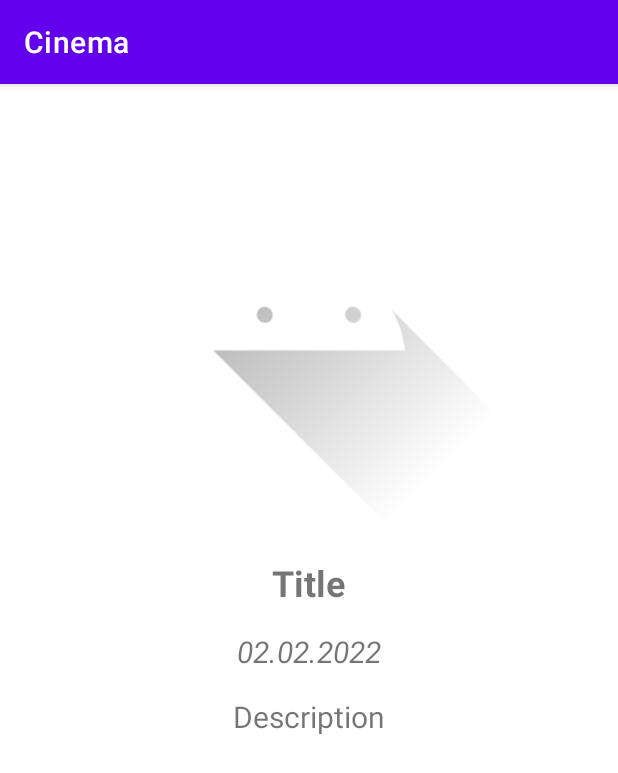
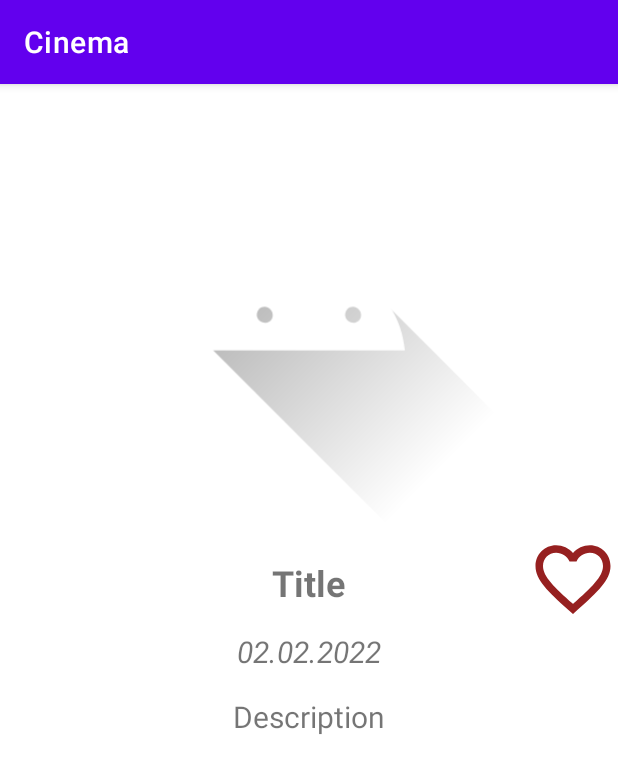
Before and after one commit to PuscasOleg/AndroidCinemaTest, an Android app: the fragment DetailFragment shown on its own in the app's theme, on a phone screen of 412 x 824 dp. Shown: the top 773 px of the screen. Run offline under Robolectric (Android 15) with nearby library versions, the phone set to English and light mode, and no system bars; network calls fail; pictures from the network do not load; 6 statements that could not run were skipped.

Commit message:
Start Cinema

```diff
--- a/app/src/main/java/com/example/cinema/Const.kt
+++ b/app/src/main/java/com/example/cinema/Const.kt
@@ -2,3 +2,4 @@ package com.example.cinema
 
 lateinit var  MAIN:MainActivity
 const val  BASE_Url="https://api.themoviedb.org/"
+const val  Image_URL="https://www.themoviedb.org/t/p/w600_and_h900_bestv2"
--- a/app/src/main/java/com/example/cinema/data/retrofit/API/ApiService.kt
+++ b/app/src/main/java/com/example/cinema/data/retrofit/API/ApiService.kt
@@ -2,10 +2,11 @@ package com.example.cinema.data.retrofit.API
 
 import com.bumptech.glide.load.engine.Resource
 import com.example.cinema.models.MoviesModel
+import retrofit2.Response
 import retrofit2.http.GET
 
 interface ApiService {
     @GET("3/movie/popular?api_key=3c40304a8b270b4e74ab11a81811c4f7&language=en-US&page=1")
-    suspend fun getPopularMovie():Resource<MoviesModel>
+    suspend fun getPopularMovie():Response<MoviesModel>
 
 }
--- a/app/src/main/java/com/example/cinema/models/MovieItemModel.kt
+++ b/app/src/main/java/com/example/cinema/models/MovieItemModel.kt
@@ -1,4 +1,6 @@
 package com.example.cinema.models
+
+import java.io.Serializable
 
 data class MovieItemModel(
     val adult: Boolean,
@@ -15,4 +17,4 @@ data class MovieItemModel(
     val video: Boolean,
     val vote_average: Double,
     val vote_count: Int
-)
+) : Serializable
--- a/app/src/main/java/com/example/cinema/models/MoviesModel.kt
+++ b/app/src/main/java/com/example/cinema/models/MoviesModel.kt
@@ -2,7 +2,7 @@ package com.example.cinema.models
 
 data class MoviesModel(
     val page: Int,
-    val movieItemModels: List<MovieItemModel>,
+    val results: List<MovieItemModel>,
     val total_pages: Int,
     val total_results: Int
 )
--- a/app/src/main/java/com/example/cinema/screens/detail/DetailFragment.kt
+++ b/app/src/main/java/com/example/cinema/screens/detail/DetailFragment.kt
@@ -5,19 +5,74 @@ import androidx.fragment.app.Fragment
 import android.view.LayoutInflater
 import android.view.View
 import android.view.ViewGroup
+import androidx.lifecycle.ViewModelProvider
+import androidx.recyclerview.widget.RecyclerView
+import com.bumptech.glide.Glide
+import com.example.cinema.Image_URL
+import com.example.cinema.MAIN
 import com.example.cinema.R
+import com.example.cinema.databinding.FragmentDetailBinding
+import com.example.cinema.databinding.FragmentHomePageBinding
+import com.example.cinema.models.MovieItemModel
+import com.example.cinema.screens.main.HomePageAdapter
+import com.example.cinema.screens.main.HomePageViewModel
 
 
 class DetailFragment : Fragment() {
 
 
+    private var mBinding: FragmentDetailBinding? = null
+    private val binding get() = mBinding!!
+    lateinit var currentMovie: MovieItemModel
+    private var isFavorite = false
+
     override fun onCreateView(
         inflater: LayoutInflater, container: ViewGroup?,
         savedInstanceState: Bundle?
-    ): View? {
+    ): View {
         // Inflate the layout for this fragment
-        return inflater.inflate(R.layout.fragment_detail, container, false)
+        mBinding = FragmentDetailBinding.inflate(layoutInflater, container, false)
+
+        currentMovie = arguments?.getSerializable("movie") as MovieItemModel //узнать
+        return binding.root
     }
 
 
+    override fun onViewCreated(view: View, savedInstanceState: Bundle?) {
+        super.onViewCreated(view, savedInstanceState)
+
+        init()
+
+    }
+
+    private fun init() {
+        val viewModel = ViewModelProvider(this).get(HomePageViewModel::class.java) //?
+
+        Glide.with(MAIN).load(Image_URL + currentMovie.poster_path).centerCrop()
+            .placeholder(R.drawable.ic_launcher_foreground).into(binding.imageDetail)
+
+        binding.movieTitle.text = currentMovie.title
+        binding.movieDate.text = currentMovie.release_date
+        binding.movieDesc.text = currentMovie.overview
+
+
+
+        binding.itemAddFavourite.setOnClickListener {
+            if (!isFavorite) {
+                binding.itemAddFavourite.setImageResource(R.drawable.ic_baseline_favorite_color)
+                isFavorite = true
+            } else {
+                binding.itemAddFavourite.setImageResource(R.drawable.ic_baseline_favorite)
+                isFavorite = false
+            }
+        }
+
+    }
+
+    override fun onDestroy() {
+        super.onDestroy()
+
+        mBinding = null
+    }
+
 }
--- a/app/src/main/java/com/example/cinema/screens/main/HomePageViewModel.kt
+++ b/app/src/main/java/com/example/cinema/screens/main/HomePageViewModel.kt
@@ -1,6 +1,25 @@
 package com.example.cinema.screens.main
 
+import androidx.lifecycle.MutableLiveData
 import androidx.lifecycle.ViewModel
+import androidx.lifecycle.viewModelScope
+import com.example.cinema.data.retrofit.RetrofitRepository
+import com.example.cinema.models.MoviesModel
+import kotlinx.coroutines.launch
+import retrofit2.Response
 
-class HomePageViewModel:ViewModel() {
+class HomePageViewModel : ViewModel() {
+
+    private val repository = RetrofitRepository()
+
+    val myMovies: MutableLiveData<Response<MoviesModel>> = MutableLiveData()
+
+
+    //корутины узнать !!!??
+    fun getMovies() {
+        viewModelScope.launch {
+            myMovies.value = repository.getMovies()
+        }
+    }
+
 }
--- /dev/null
+++ b/app/src/main/res/drawable/ic_baseline_favorite.xml
@@ -0,0 +1,5 @@
+<vector android:height="24dp" android:tint="#962020"
+    android:viewportHeight="24" android:viewportWidth="24"
+    android:width="24dp" xmlns:android="http://schemas.android.com/apk/res/android">
+    <path android:fillColor="@android:color/white" android:pathData="M16.5,3c-1.74,0 -3.41,0.81 -4.5,2.09C10.91,3.81 9.24,3 7.5,3 4.42,3 2,5.42 2,8.5c0,3.78 3.4,6.86 8.55,11.54L12,21.35l1.45,-1.32C18.6,15.36 22,12.28 22,8.5 22,5.42 19.58,3 16.5,3zM12.1,18.55l-0.1,0.1 -0.1,-0.1C7.14,14.24 4,11.39 4,8.5 4,6.5 5.5,5 7.5,5c1.54,0 3.04,0.99 3.57,2.36h1.87C13.46,5.99 14.96,5 16.5,5c2,0 3.5,1.5 3.5,3.5 0,2.89 -3.14,5.74 -7.9,10.05z"/>
+</vector>
--- /dev/null
+++ b/app/src/main/res/drawable/ic_baseline_favorite_color.xml
@@ -0,0 +1,5 @@
+<vector android:height="24dp" android:tint="#C20E0E"
+    android:viewportHeight="24" android:viewportWidth="24"
+    android:width="24dp" xmlns:android="http://schemas.android.com/apk/res/android">
+    <path android:fillColor="@android:color/white" android:pathData="M12,21.35l-1.45,-1.32C5.4,15.36 2,12.28 2,8.5 2,5.42 4.42,3 7.5,3c1.74,0 3.41,0.81 4.5,2.09C13.09,3.81 14.76,3 16.5,3 19.58,3 22,5.42 22,8.5c0,3.78 -3.4,6.86 -8.55,11.54L12,21.35z"/>
+</vector>
--- a/app/src/main/res/layout/fragment_detail.xml
+++ b/app/src/main/res/layout/fragment_detail.xml
@@ -12,6 +12,14 @@
         android:layout_height="300dp"
         app:srcCompat="@drawable/ic_launcher_foreground" />
 
+    <ImageView
+        android:id="@+id/item_add_favourite"
+        android:layout_width="60dp"
+        android:layout_height="60dp"
+        android:layout_below="@+id/imageDetail"
+        android:layout_alignParentEnd="true"
+        app:srcCompat="@drawable/ic_baseline_favorite" />
+
     <TextView
         android:id="@+id/movieTitle"
         android:layout_width="wrap_content"
@@ -19,9 +27,9 @@
         android:layout_below="@+id/imageDetail"
         android:layout_centerInParent="true"
         android:layout_marginTop="16dp"
+        android:text="Title"
         android:textSize="24sp"
-        android:textStyle="bold"
-        android:text="Title"/>
+        android:textStyle="bold" />
 
     <TextView
         android:id="@+id/movieDate"
@@ -30,9 +38,10 @@
         android:layout_below="@+id/movieTitle"
         android:layout_centerInParent="true"
         android:layout_marginTop="16dp"
+        android:text="02.02.2022"
         android:textSize="20sp"
-        android:textStyle="italic"
-        android:text="02.02.2022"/>
+        android:textStyle="italic" />
+
     <TextView
         android:id="@+id/movieDesc"
         android:layout_width="wrap_content"
@@ -40,7 +49,7 @@
         android:layout_below="@+id/movieDate"
         android:layout_centerInParent="true"
         android:layout_marginTop="16dp"
-        android:textSize="20sp"
-        android:text="Description"/>
+        android:text="Description"
+        android:textSize="20sp" />
 
 </RelativeLayout>
```
Also changed, not shown: app/src/main/java/com/example/cinema/MainActivity.kt (+19 -2 lines), app/src/main/java/com/example/cinema/data/retrofit/API/RetrofitInstance.kt (+5 -5 lines), app/src/main/java/com/example/cinema/data/retrofit/RetrofitRepository.kt (+8 -0 lines), app/src/main/java/com/example/cinema/screens/main/HomePageAdapter.kt (+24 -1 lines), app/src/main/java/com/example/cinema/screens/main/HomePageFragment.kt (+39 -4 lines), app/src/main/res/layout/activity_main.xml (+10 -7 lines), app/src/main/res/menu/main_menu.xml (added, +9 -0 lines), app/src/main/res/navigation/nav_graph.xml (added, +44 -0 lines).
